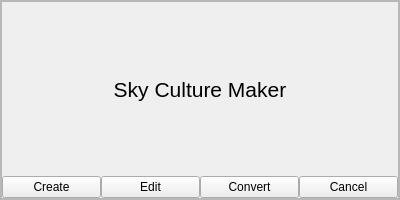
First picture: the form in plugins/SkyCultureMaker/src/gui/scmStartDialog.ui, repository Stellarium/stellarium, before the edit.
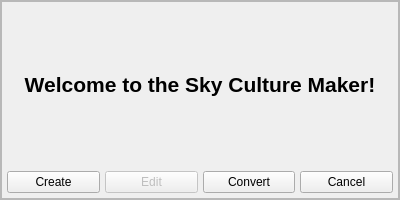
Second picture: the form after the edit. Custom widgets are drawn as their Qt base class.

The edit to the form file:
```diff
--- a/plugins/SkyCultureMaker/src/gui/scmStartDialog.ui
+++ b/plugins/SkyCultureMaker/src/gui/scmStartDialog.ui
@@ -100,11 +100,13 @@
              <property name="font">
               <font>
                <pointsize>16</pointsize>
+               <weight>75</weight>
+               <bold>true</bold>
                <strikeout>false</strikeout>
               </font>
              </property>
              <property name="text">
-              <string>Sky Culture Maker</string>
+              <string>Welcome to the Sky Culture Maker!</string>
              </property>
              <property name="alignment">
               <set>Qt::AlignCenter</set>
@@ -113,6 +115,21 @@
            </item>
            <item>
             <layout class="QHBoxLayout" name="horizontalLayout">
+             <property name="spacing">
+              <number>5</number>
+             </property>
+             <property name="leftMargin">
+              <number>5</number>
+             </property>
+             <property name="topMargin">
+              <number>5</number>
+             </property>
+             <property name="rightMargin">
+              <number>5</number>
+             </property>
+             <property name="bottomMargin">
+              <number>5</number>
+             </property>
              <item>
               <widget class="QPushButton" name="scmStartCreatepushButton">
                <property name="text">
@@ -122,6 +139,12 @@
              </item>
              <item>
               <widget class="QPushButton" name="scmStartEditpushButton">
+               <property name="enabled">
+                <bool>false</bool>
+               </property>
+               <property name="toolTip">
+                <string>Not implemented yet.</string>
+               </property>
                <property name="text">
                 <string>Edit</string>
                </property>
```
Left out of the diff: 3 changed lines with no effect on the pictures.
